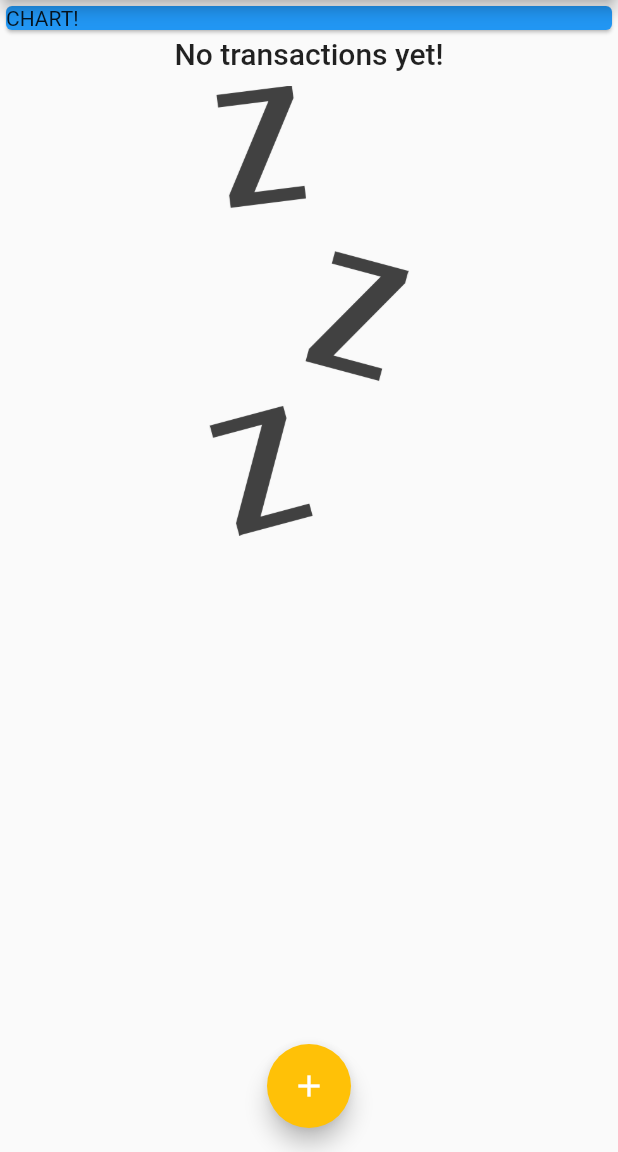
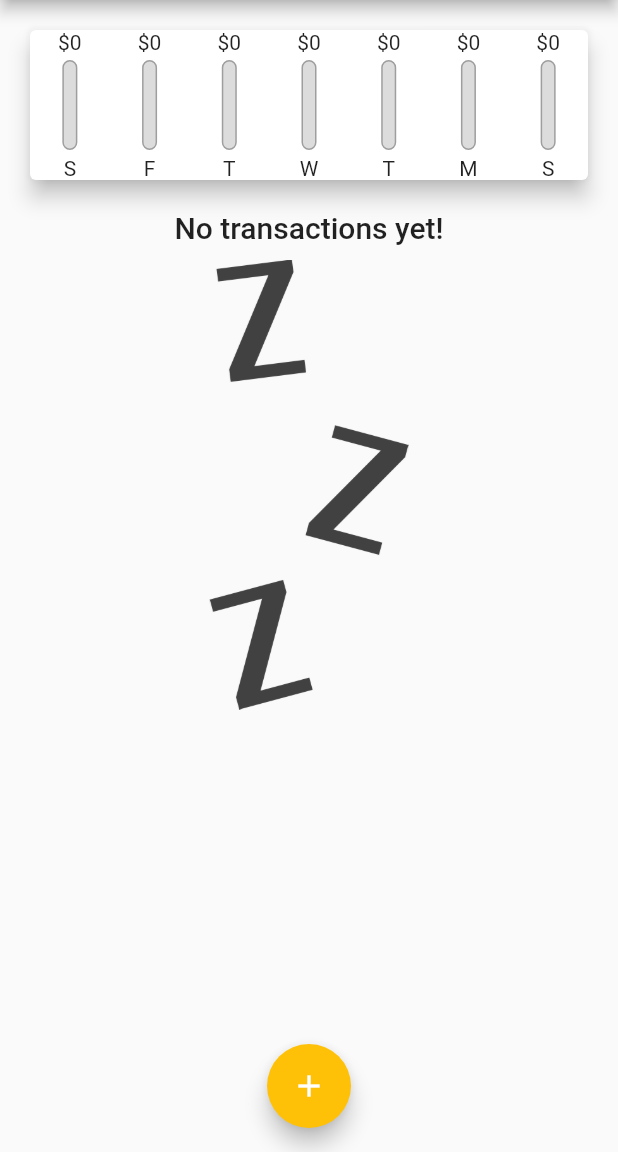
Before and after one commit to Ali-Shan11223/Expense-App, a Flutter app: the screen it shows after launch, on a phone screen of 412 x 824 dp, the part 84-1236 px from its top. Run offline on Flutter 3.47's test engine with Material 2 defaults, Android fonts, the phone set to English and light mode, and no system bars.

Commit message:
populating chart

```diff
--- a/lib/screens/home_screen.dart
+++ b/lib/screens/home_screen.dart
@@ -1,6 +1,6 @@
 import 'package:flutter/material.dart';
-
 import '../models/transaction.dart';
+import '../widgets/chart.dart';
 import '../widgets/new_transactions.dart';
 import '../widgets/transactions_list.dart';
 
@@ -38,6 +38,10 @@ class _HomeScreenState extends State<HomeScreen> {
         });
   }
 
+  List<Transaction> get _recentTransaction {
+    return _userTransactions;
+  }
+
   @override
   Widget build(BuildContext context) {
     return Scaffold(
@@ -61,12 +65,8 @@ class _HomeScreenState extends State<HomeScreen> {
       body: SingleChildScrollView(
         child: Column(
           children: [
-            const SizedBox(
-              width: double.infinity,
-              child: Card(
-                color: Colors.blue,
-                child: Text('CHART!'),
-              ),
+            Chart(
+              recentTransaction: _recentTransaction,
             ),
             TransactionsList(
               transactions: _userTransactions,
--- /dev/null
+++ b/lib/widgets/chart.dart
@@ -0,0 +1,65 @@
+import 'package:expense_app/models/transaction.dart';
+import 'package:expense_app/widgets/chart_bar.dart';
+import 'package:flutter/material.dart';
+import 'package:intl/intl.dart';
+
+// ignore: must_be_immutable
+class Chart extends StatefulWidget {
+  Chart({super.key, required this.recentTransaction});
+
+  List<Transaction> recentTransaction;
+
+  @override
+  State<Chart> createState() => _ChartState();
+}
+
+class _ChartState extends State<Chart> {
+  List<Map<String, Object>> get groupedTransactionValues {
+    return List.generate(7, (index) {
+      final weekDay = DateTime.now().subtract(Duration(days: index));
+
+      var totalSum = 0.0;
+
+      for (var i = 0; i < widget.recentTransaction.length; i++) {
+        if (widget.recentTransaction[i].date.day == weekDay.day &&
+            widget.recentTransaction[i].date.month == weekDay.month &&
+            widget.recentTransaction[i].date.year == weekDay.year) {
+          totalSum += widget.recentTransaction[i].amount;
+        }
+      }
+
+      return {
+        'day': DateFormat.E().format(weekDay).substring(0, 1),
+        'amount': totalSum.toStringAsFixed(2)
+      };
+    });
+  }
+
+  double get totalSpending {
+    return groupedTransactionValues.fold(0.0, (sum, item) {
+      return sum + double.parse('${item['amount']}');
+    });
+  }
+
+  @override
+  Widget build(BuildContext context) {
+    //print(groupedTransactionValues);
+    return Card(
+      elevation: 6,
+      margin: const EdgeInsets.all(20),
+      child: Row(
+        children: groupedTransactionValues.map((data) {
+          return Flexible(
+            fit: FlexFit.tight,
+            child: ChartBar(
+                label: data['day'].toString(),
+                spendingAmount: double.parse('${data['amount']}'),
+                spendingAmountPer: totalSpending == 0.0
+                    ? 0.0
+                    : double.parse('${data['amount']}') / totalSpending),
+          );
+        }).toList(),
+      ),
+    );
+  }
+}
--- /dev/null
+++ b/lib/widgets/chart_bar.dart
@@ -0,0 +1,51 @@
+import 'package:flutter/material.dart';
+
+class ChartBar extends StatelessWidget {
+  final String label;
+  final double spendingAmount;
+  final double spendingAmountPer;
+
+  const ChartBar(
+      {super.key,
+      required this.label,
+      required this.spendingAmount,
+      required this.spendingAmountPer});
+
+  @override
+  Widget build(BuildContext context) {
+    return Column(
+      children: [
+        Text('\$${spendingAmount.toStringAsFixed(0)}'),
+        const SizedBox(
+          height: 4,
+        ),
+        SizedBox(
+          height: 60,
+          width: 10,
+          child: Stack(
+            children: [
+              Container(
+                decoration: BoxDecoration(
+                    border: Border.all(color: Colors.grey, width: 1.0),
+                    color: const Color.fromRGBO(220, 220, 220, 1),
+                    borderRadius: BorderRadius.circular(10)),
+              ),
+              FractionallySizedBox(
+                heightFactor: spendingAmountPer,
+                child: Container(
+                  decoration: BoxDecoration(
+                      color: Theme.of(context).primaryColor,
+                      borderRadius: BorderRadius.circular(10)),
+                ),
+              )
+            ],
+          ),
+        ),
+        const SizedBox(
+          height: 4,
+        ),
+        Text(label)
+      ],
+    );
+  }
+}
```
